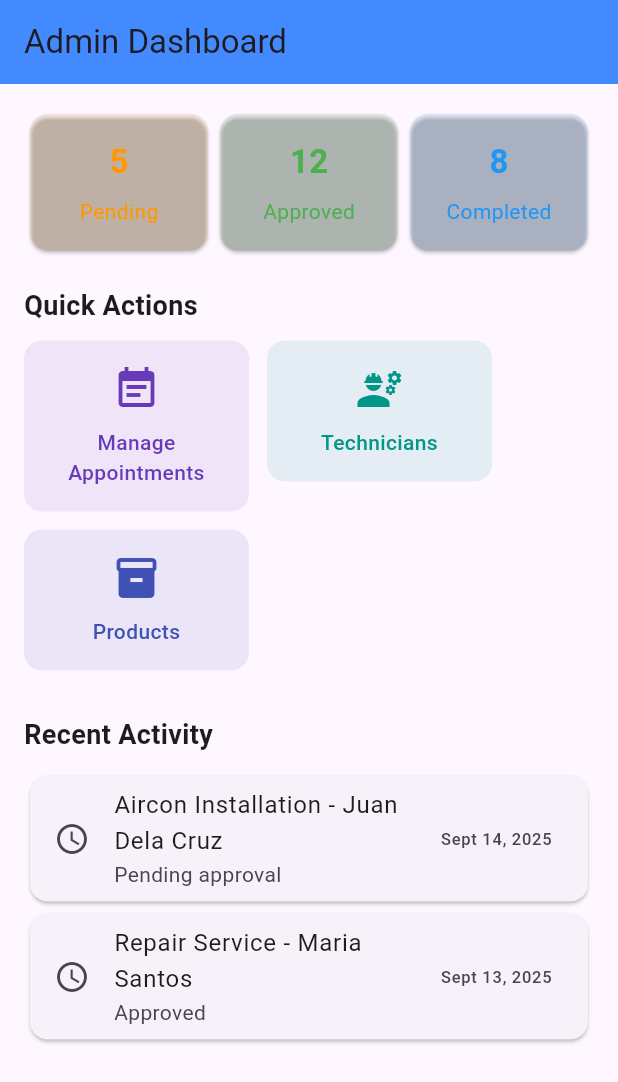
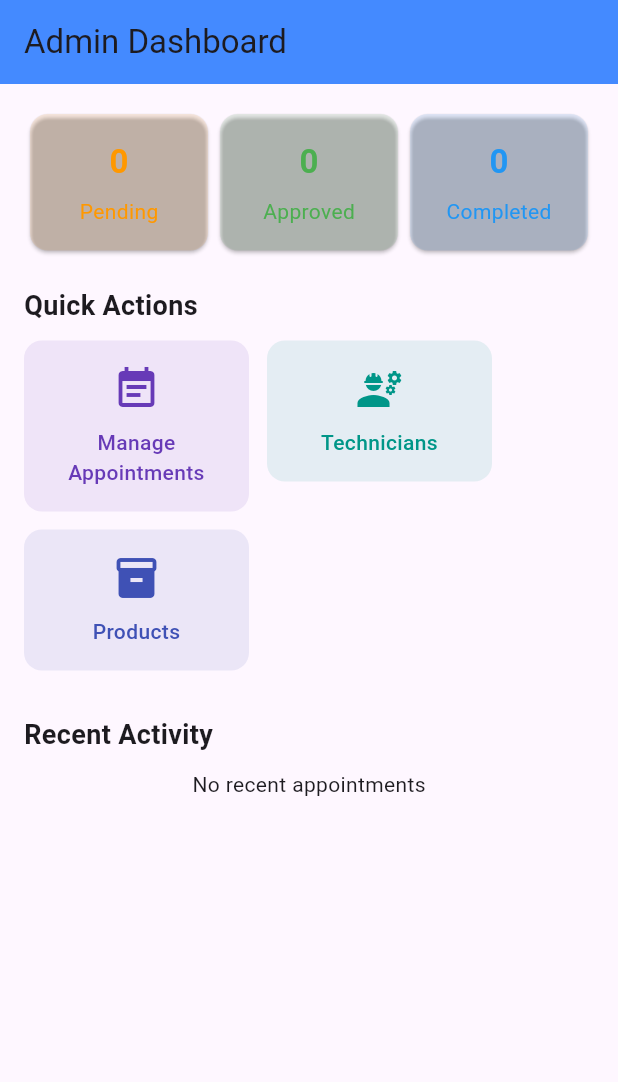
Before and after one commit to JayMatt21/ARlens, a Flutter app: the AdminDashboardPage screen opened by its route, on a phone screen of 412 x 824 dp. Shown: the top 1082 px of the screen. Run offline on Flutter 3.47's test engine with Material 3 defaults, Android fonts, the phone set to English and light mode, and no system bars; our stand-ins replace equatable, flutter_bloc, flutter_screenutil, flutter_secure_storage, get_it, go_router and 2 more; accounts and stored records are empty.

Commit message:
updated adminpage with supabase

```diff
--- a/lib/presentation/pages/admin/admin_dashboard_page.dart
+++ b/lib/presentation/pages/admin/admin_dashboard_page.dart
@@ -1,8 +1,57 @@
 import 'package:flutter/material.dart';
+import 'package:supabase_flutter/supabase_flutter.dart';
 import 'manage_appointments_page.dart';
 
-class AdminDashboardPage extends StatelessWidget {
+class AdminDashboardPage extends StatefulWidget {
   const AdminDashboardPage({super.key});
+
+  @override
+  State<AdminDashboardPage> createState() => _AdminDashboardPageState();
+}
+
+class _AdminDashboardPageState extends State<AdminDashboardPage> {
+  int pendingCount = 0;
+  int approvedCount = 0;
+  int completedCount = 0;
+  List<Map<String, dynamic>> recentAppointments = [];
+
+  @override
+  void initState() {
+    super.initState();
+    _fetchDashboardData();
+  }
+
+  Future<void> _fetchDashboardData() async {
+    final supabase = Supabase.instance.client;
+
+    try {
+      // Get all appointments
+      final response = await supabase
+          .from('appointments')
+          .select()
+          .order('created_at', ascending: false);
+
+      final data = List<Map<String, dynamic>>.from(response);
+
+      // Count statuses
+      setState(() {
+        pendingCount =
+            data.where((item) => item['status'] == 'Pending').length;
+        approvedCount =
+            data.where((item) => item['status'] == 'Approved').length;
+        completedCount =
+            data.where((item) => item['status'] == 'Completed').length;
+
+        // Get top 5 recent
+        recentAppointments = data.take(5).toList();
+      });
+    } catch (error) {
+      debugPrint("Error fetching dashboard data: $error");
+      ScaffoldMessenger.of(context).showSnackBar(
+        SnackBar(content: Text("Error loading dashboard: $error")),
+      );
+    }
+  }
 
   @override
   Widget build(BuildContext context) {
@@ -11,7 +60,10 @@ class AdminDashboardPage extends StatelessWidget {
         title: const Text("Admin Dashboard"),
         backgroundColor: Colors.blueAccent,
       ),
-      body: SingleChildScrollView(
+      body: RefreshIndicator(
+        onRefresh: _fetchDashboardData,
+        child: SingleChildScrollView(
+          physics: const AlwaysScrollableScrollPhysics(),
           padding: const EdgeInsets.all(16),
           child: Column(
             crossAxisAlignment: CrossAxisAlignment.start,
@@ -20,9 +72,9 @@ class AdminDashboardPage extends StatelessWidget {
               Row(
                 mainAxisAlignment: MainAxisAlignment.spaceBetween,
                 children: [
-                _buildSummaryCard("Pending", "5", Colors.orange),
-                _buildSummaryCard("Approved", "12", Colors.green),
-                _buildSummaryCard("Completed", "8", Colors.blue),
+                  _buildSummaryCard("Pending", "$pendingCount", Colors.orange),
+                  _buildSummaryCard("Approved", "$approvedCount", Colors.green),
+                  _buildSummaryCard("Completed", "$completedCount", Colors.blue),
                 ],
               ),
               const SizedBox(height: 20),
@@ -73,32 +125,41 @@ class AdminDashboardPage extends StatelessWidget {
               ),
               const SizedBox(height: 30),
 
-            // 🟦 Recent activity (placeholder)
+              // 🟦 Recent activity
               const Text(
                 "Recent Activity",
                 style: TextStyle(fontSize: 18, fontWeight: FontWeight.bold),
               ),
               const SizedBox(height: 10),
-            Card(
+
+              if (recentAppointments.isEmpty)
+                const Center(
+                  child: Text("No recent appointments"),
+                )
+              else
+                Column(
+                  children: recentAppointments.map((appointment) {
+                    return Card(
                       child: ListTile(
                         leading: const Icon(Icons.schedule),
-                title: const Text("Aircon Installation - Juan Dela Cruz"),
-                subtitle: const Text("Pending approval"),
-                trailing: const Text("Sept 14, 2025"),
+                        title: Text(
+                          "${appointment['service'] ?? 'Unknown Service'}",
+                          style: const TextStyle(fontWeight: FontWeight.w500),
+                        ),
+                        subtitle: Text("${appointment['status']}"),
+                        trailing: Text(
+                          appointment['date'] ?? '',
+                          style: const TextStyle(color: Colors.black54),
+                        ),
                         onTap: () {
-                  // Navigate to appointment details
+                          // TODO: Navigate to appointment details
                         },
                       ),
-            ),
-            Card(
-              child: ListTile(
-                leading: const Icon(Icons.schedule),
-                title: const Text("Repair Service - Maria Santos"),
-                subtitle: const Text("Approved"),
-                trailing: const Text("Sept 13, 2025"),
-              ),
+                    );
+                  }).toList(),
                 ),
             ],
+          ),
         ),
       ),
     );
@@ -129,7 +190,6 @@ class AdminDashboardPage extends StatelessWidget {
       ),
     );
   }
-
 
   Widget _buildActionButton(
     BuildContext context,
```
Lines whose indentation alone changed are shown as unchanged.
